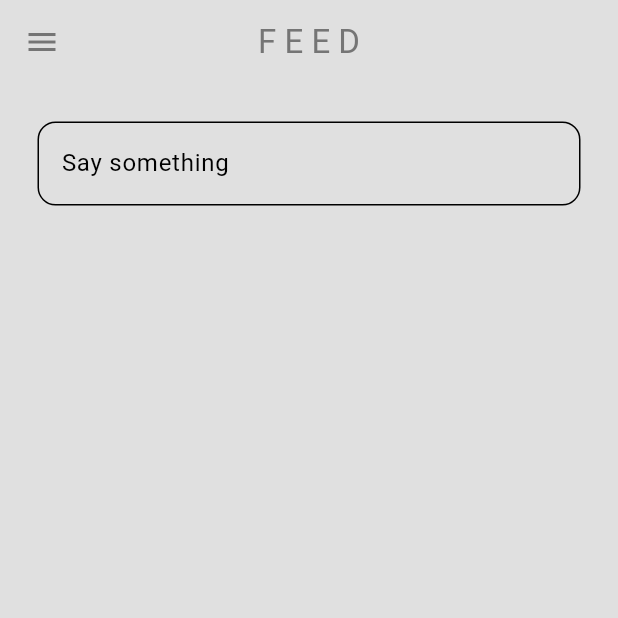
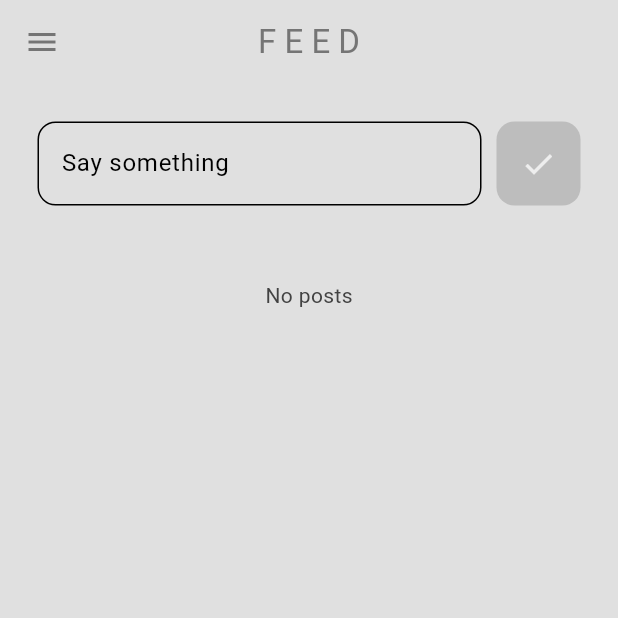
Before and after one commit to tugel01/social-net-app, a Flutter app: the screen it shows once a user with an empty profile is signed in, on a phone screen of 412 x 824 dp, the top half of it. Run offline on Flutter 3.47's test engine with Material 3 defaults, Android fonts, the phone set to English and light mode, and no system bars; our stand-ins replace cloud_firestore, firebase_auth, firebase_core; accounts and stored records are empty.

Commit message:
posts and some ui

```diff
--- /dev/null
+++ b/lib/components/my_post_button.dart
@@ -0,0 +1,25 @@
+import 'package:flutter/material.dart';
+
+class PostButton extends StatelessWidget {
+  final void Function()? onTap;
+
+  const PostButton({super.key, required this.onTap});
+
+  @override
+  Widget build(BuildContext context) {
+    return GestureDetector(
+      onTap: onTap,
+      child: Container(
+        padding: const EdgeInsets.all(16),
+        margin: const EdgeInsets.only(left: 10),
+        decoration: BoxDecoration(
+          color: Theme.of(context).colorScheme.secondary,
+          borderRadius: BorderRadius.circular(12),
+        ),
+        child: Center(
+          child: Icon(Icons.done, color: Theme.of(context).colorScheme.primary),
+        ),
+      ),
+    );
+  }
+}
--- /dev/null
+++ b/lib/database/firestore.dart
@@ -0,0 +1,41 @@
+/*
+
+Database to store posts published by users
+They are stored in collection "Posts" in firebase
+
+Each post contains:
+- message
+- email
+- timestamp
+
+*/
+
+import 'package:cloud_firestore/cloud_firestore.dart';
+import 'package:firebase_auth/firebase_auth.dart';
+
+class FirestoreDatabase {
+  // current logged in user
+  User? user = FirebaseAuth.instance.currentUser;
+  // collection of posts
+  final CollectionReference posts = FirebaseFirestore.instance.collection(
+    "Posts",
+  );
+  // post a message
+  Future<void> addPost(String message) {
+    return posts.add({
+      'UserEmail': user!.email,
+      'PostMessage': message,
+      'TimeStamp': Timestamp.now(),
+    });
+  }
+
+  // read posts from db
+  Stream<QuerySnapshot> getPostsStream() {
+    final postsStream =
+        FirebaseFirestore.instance
+            .collection("Posts")
+            .orderBy('TimeStamp', descending: true)
+            .snapshots();
+    return postsStream;
+  }
+}
--- a/lib/pages/home_page.dart
+++ b/lib/pages/home_page.dart
@@ -1,12 +1,27 @@
+import 'package:cloud_firestore/cloud_firestore.dart';
 import 'package:flutter/material.dart';
 import 'package:social_media_app/components/my_drawer.dart';
+import 'package:social_media_app/components/my_list_tile.dart';
+import 'package:social_media_app/components/my_post_button.dart';
 import 'package:social_media_app/components/my_textfield.dart';
+import 'package:social_media_app/database/firestore.dart';
 
 class HomePage extends StatelessWidget {
   HomePage({super.key});
 
+  // firestore access
+  final FirestoreDatabase database = FirestoreDatabase();
+
   // controller
   TextEditingController newPostController = TextEditingController();
+
+  void postMessage() {
+    if (newPostController.text.isNotEmpty) {
+      database.addPost(newPostController.text);
+    }
+
+    newPostController.clear();
+  }
 
   @override
   Widget build(BuildContext context) {
@@ -25,11 +40,53 @@ class HomePage extends StatelessWidget {
           // Box for user to type
           Padding(
             padding: const EdgeInsets.all(25.0),
-            child: MyTextfield(
-              hintText: 'Say something',
-              obscureText: false,
-              controller: newPostController,
+            child: Row(
+              children: [
+                Expanded(
+                  child: MyTextfield(
+                    hintText: 'Say something',
+                    obscureText: false,
+                    controller: newPostController,
+                  ),
+                ),
+                PostButton(onTap: postMessage),
+              ],
             ),
+          ),
+          StreamBuilder(
+            stream: database.getPostsStream(),
+            builder: (context, snapshot) {
+              // loading circle
+              if (snapshot.connectionState == ConnectionState.waiting) {
+                return Center(child: CircularProgressIndicator());
+              }
+              // get all posts
+              final posts = snapshot.data!.docs;
+              // no data
+              if (snapshot.data == null || posts.isEmpty) {
+                return const Center(
+                  child: Padding(
+                    padding: EdgeInsets.all(25.0),
+                    child: Text('No posts'),
+                  ),
+                );
+              }
+
+              // return as a list
+              return Expanded(
+                child: ListView.builder(
+                  itemCount: posts.length,
+                  itemBuilder: (context, index) {
+                    final post = posts[index];
+                    String message = post['PostMessage'];
+                    String userEmail = post['UserEmail'];
+                    Timestamp timestamp = post['TimeStamp'];
+
+                    return MyListTile(title: message, subtitle: userEmail);
+                  },
+                ),
+              );
+            },
           ),
         ],
       ),
```
Also changed, not shown: lib/components/my_list_tile.dart (added, +27 -0 lines), lib/pages/users_page.dart (+6 -4 lines).
